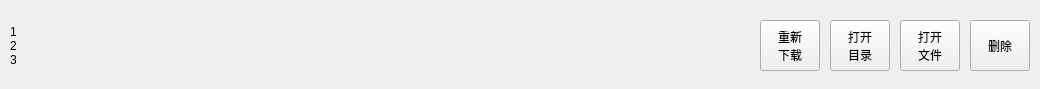
This is uiDefines/ListItemWidget.ui in fivecountry/pyResourceGet as Qt 5 draws it before an edit. The edited form follows.
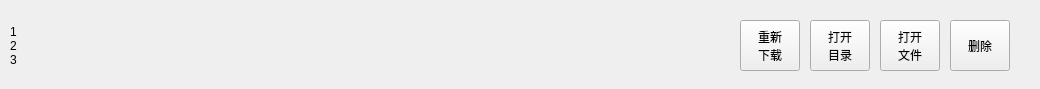
This is the edited form.

The edit to the form file:
```diff
--- a/uiDefines/ListItemWidget.ui
+++ b/uiDefines/ListItemWidget.ui
@@ -18,7 +18,7 @@
     <rect>
      <x>10</x>
      <y>10</y>
-     <width>740</width>
+     <width>720</width>
      <height>71</height>
     </rect>
    </property>
@@ -34,7 +34,7 @@
   <widget class="QPushButton" name="btnDelete">
    <property name="geometry">
     <rect>
-     <x>970</x>
+     <x>950</x>
      <y>20</y>
      <width>60</width>
      <height>51</height>
@@ -47,7 +47,7 @@
   <widget class="QPushButton" name="btnOpen">
    <property name="geometry">
     <rect>
-     <x>760</x>
+     <x>740</x>
      <y>20</y>
      <width>60</width>
      <height>51</height>
@@ -61,7 +61,7 @@
   <widget class="QPushButton" name="btnOpenDir">
    <property name="geometry">
     <rect>
-     <x>830</x>
+     <x>810</x>
      <y>20</y>
      <width>60</width>
      <height>51</height>
@@ -75,7 +75,7 @@
   <widget class="QPushButton" name="btnOpenFile">
    <property name="geometry">
     <rect>
-     <x>900</x>
+     <x>880</x>
      <y>20</y>
      <width>60</width>
      <height>51</height>
```
Left out of the diff: 2 changed lines with no effect on the pictures.
